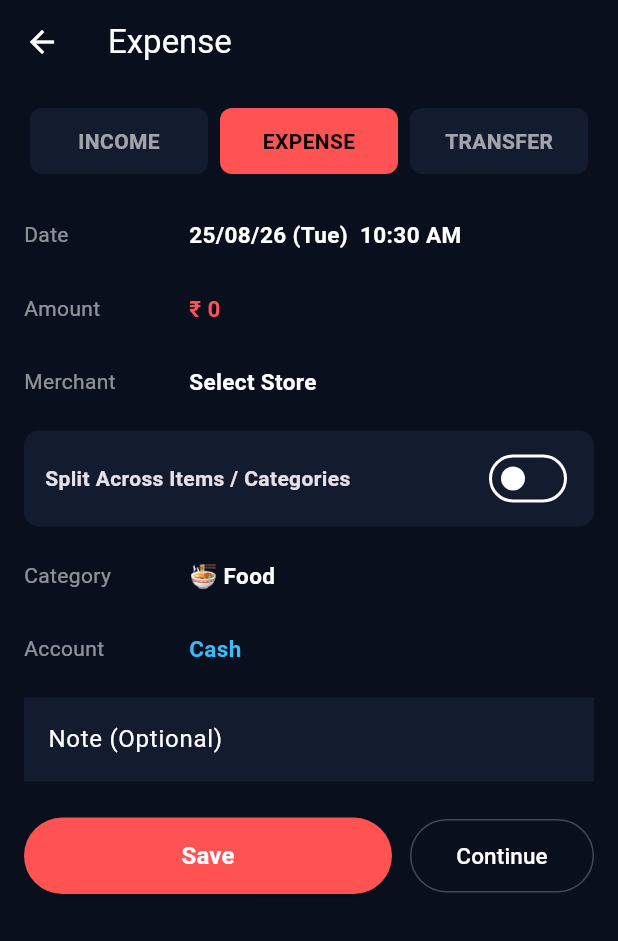
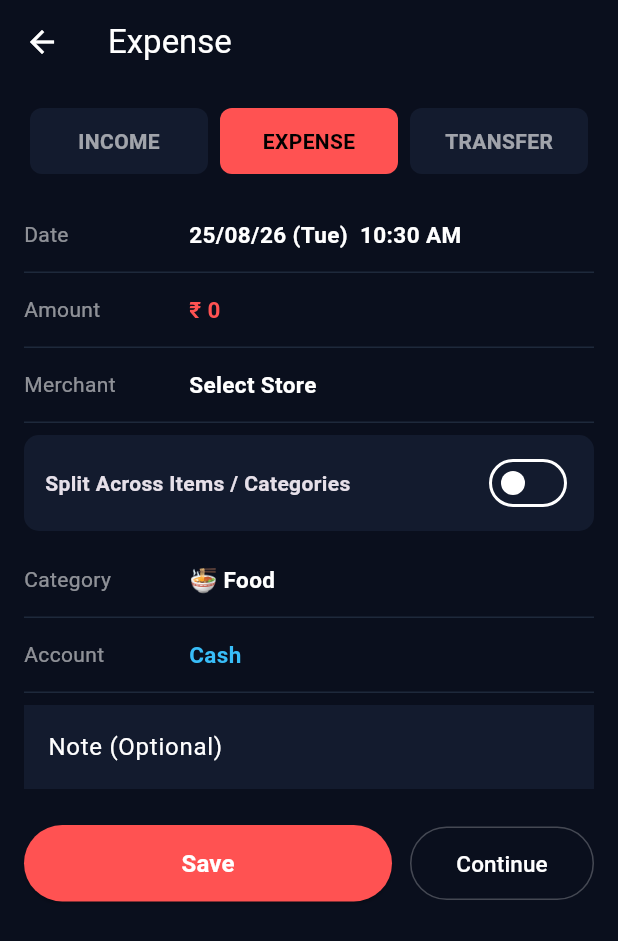
Before and after one commit to itsmesaggy1102-cmyk/sagars_money_tracker, a Flutter app: the screen it shows after launch, after a tap on the "add" icon, on a phone screen of 412 x 824 dp. Shown: the top 941 px of the screen. Run offline on Flutter 3.47's test engine with Material 3 defaults, Android fonts, the phone set to English and light mode, and no system bars; our stand-ins replace csv, fl_chart, shared_preferences.

Commit message:
Fix parenthesis mismatch and Container decoration border syntax

```diff
--- a/lib/main.dart
+++ b/lib/main.dart
@@ -2,7 +2,6 @@ import 'dart:convert';
 import 'dart:io';
 import 'package:flutter/material.dart';
 import 'package:flutter/services.dart';
-import 'package:google_fonts/google_fonts.dart';
 import 'package:intl/intl.dart';
 import 'package:shared_preferences/shared_preferences.dart';
 import 'package:path_provider/path_provider.dart';
@@ -147,7 +146,7 @@ class LoanModel {
 }
 
 // ==========================================
-// 2. GUARANTEED PERSISTENT STORE (In-Memory + SharedPreferences)
+// 2. PERSISTENT STORE (In-Memory + SharedPreferences)
 // ==========================================
 class AppStore extends ChangeNotifier {
   static final AppStore instance = AppStore._init();
@@ -168,7 +167,6 @@ class AppStore extends ChangeNotifier {
   Future<void> init() async {
     _prefs = await SharedPreferences.getInstance();
 
-    // 1. Accounts
     final rawAccs = _prefs.getString('tracker_accounts');
     if (rawAccs != null) {
       accounts = (jsonDecode(rawAccs) as List).map((e) => AccountModel.fromJson(e)).toList();
@@ -181,7 +179,6 @@ class AppStore extends ChangeNotifier {
       _saveAccounts();
     }
 
-    // 2. Categories
     final rawCats = _prefs.getString('tracker_categories');
     if (rawCats != null) {
       categories = (jsonDecode(rawCats) as List).map((e) => CategoryModel.fromJson(e)).toList();
@@ -208,7 +205,6 @@ class AppStore extends ChangeNotifier {
       _saveCategories();
     }
 
-    // 3. Merchants
     final rawMerchants = _prefs.getStringList('tracker_merchants');
     if (rawMerchants != null) {
       merchants = rawMerchants;
@@ -217,7 +213,6 @@ class AppStore extends ChangeNotifier {
       _saveMerchants();
     }
 
-    // 4. Investments & Loans
     final rawInv = _prefs.getString('tracker_investments');
     if (rawInv != null) {
       investments = (jsonDecode(rawInv) as List).map((e) => InvestmentModel.fromJson(e)).toList();
@@ -234,7 +229,6 @@ class AppStore extends ChangeNotifier {
       _saveLoans();
     }
 
-    // 5. Transactions
     final rawTxs = _prefs.getString('tracker_transactions');
     if (rawTxs != null) {
       transactions = (jsonDecode(rawTxs) as List).map((e) => TransactionModel.fromJson(e)).toList();
@@ -375,7 +369,7 @@ class SagarsMoneyTrackerApp extends StatelessWidget {
       title: "Sagar's Money Tracker",
       debugShowCheckedModeBanner: false,
       theme: ThemeData.dark().copyWith(
-        scaffoldBackgroundColor: const Color(0xFF0A0F1D), // Midnight Navy
+        scaffoldBackgroundColor: const Color(0xFF0A0F1D),
         appBarTheme: const AppBarTheme(backgroundColor: Color(0xFF0A0F1D), elevation: 0),
         colorScheme: const ColorScheme.dark(
           primary: Color(0xFF00E599),
@@ -443,7 +437,7 @@ class _RootNavigationScreenState extends State<RootNavigationScreen> {
 }
 
 // ==========================================
-// 5. HOME SCREEN (All 5 Sub-Tabs: Daily, Calendar, Monthly, Total, Note)
+// 5. HOME SCREEN (5 Sub-Tabs: Daily, Calendar, Monthly, Total, Note)
 // ==========================================
 class HomeScreenLayout extends StatefulWidget {
   const HomeScreenLayout({super.key});
@@ -472,7 +466,6 @@ class _HomeScreenLayoutState extends State<HomeScreenLayout> {
       if (t.type == 'expense') totalExp += t.amount;
     }
 
-    final now = DateTime.now();
     List<AccountModel> ccAlerts = store.accounts.where((a) => a.type == 'credit_card' && a.balance > 0 && a.dueDay > 0).toList();
 
     return DefaultTabController(
@@ -1274,7 +1267,7 @@ class TransactionSearchDelegate extends SearchDelegate {
 }
 
 // ==========================================
-// 11. ENTRY SCREEN (Fixed Screen Range + Responsive Bottom Modal Sheets)
+// 11. ENTRY SCREEN (Split + Merchant + Bottom Sheet Selectors)
 // ==========================================
 class ExpenseEntryScreen extends StatefulWidget {
   const ExpenseEntryScreen({super.key});
@@ -1300,7 +1293,6 @@ class _ExpenseEntryScreenState extends State<ExpenseEntryScreen> {
 
   @override
   Widget build(BuildContext context) {
-    final store = AppStore.instance;
     final primaryColor = _type == 'expense' ? const Color(0xFFFF5252) : _type == 'income' ? const Color(0xFF00E599) : const Color(0xFF38BDF8);
 
     return Scaffold(
@@ -1419,7 +1411,9 @@ class _ExpenseEntryScreenState extends State<ExpenseEntryScreen> {
       onTap: onTap,
       child: Container(
         padding: const EdgeInsets.symmetric(vertical: 14),
-        border: const Border(bottom: BorderSide(color: Color(0xFF1E293B))),
+        decoration: const BoxDecoration(
+          border: Border(bottom: BorderSide(color: Color(0xFF1E293B))),
+        ),
         child: Row(
           children: [
             SizedBox(width: 110, child: Text(label, style: const TextStyle(color: Colors.white54))),
```
